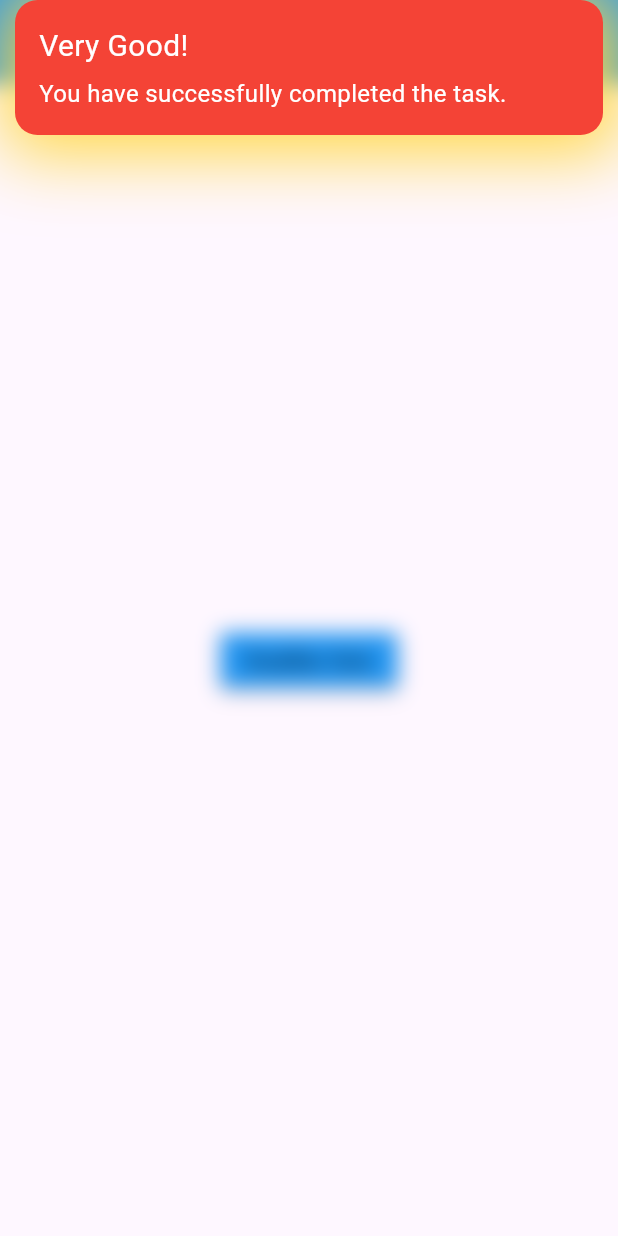
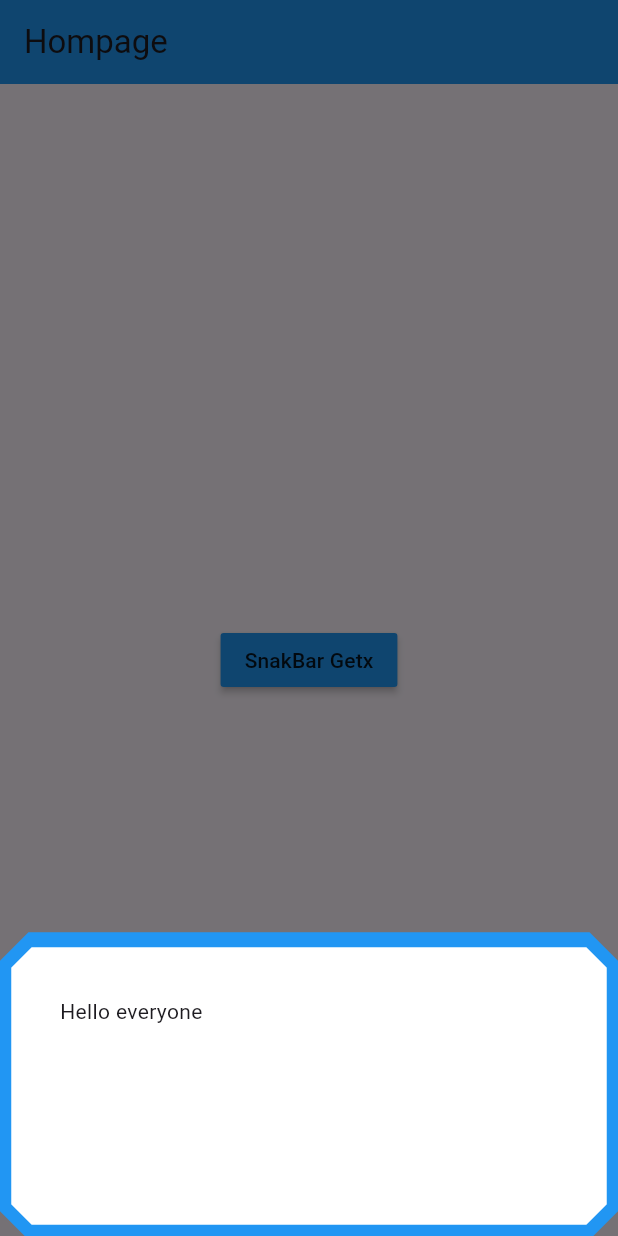
Before and after one commit to NouraSharif/GetX, a Flutter app: the screen it shows after launch, after a tap on "SnakBar Getx", on a phone screen of 412 x 824 dp. Run offline on Flutter 3.47's test engine with Material 3 defaults, Android fonts, the phone set to English and light mode, and no system bars; our stand-ins replace get.

```diff
--- a/lib/view/home.dart
+++ b/lib/view/home.dart
@@ -17,28 +17,29 @@ class Home extends StatelessWidget {
               child: MaterialButton(
                 color: Colors.blue,
                 onPressed: () {
-                  Get.snackbar(
-                    "Woow!",
-                    "Well Done",
-                    backgroundColor: Colors.red,
-                    duration: Duration(seconds: 10),
-                    //snackPosition: SnackPosition.BOTTOM,
-                    boxShadows: [
-                      BoxShadow(
-                        color: Colors.amberAccent,
-                        blurRadius: 40,
-                        offset: Offset(2.0, 2.0),
-                        spreadRadius: 10,
+                  Get.bottomSheet(
+                    Container(
+                      padding: EdgeInsets.all(40),
+                      //ضفنا خواص متطابقة لخواص البوردر
+                      decoration: ShapeDecoration(
+                        color: Colors.white, // لا تنسَ لون الخلفية لتكون ظاهرة
+                        shape: BeveledRectangleBorder(
+                          borderRadius: BorderRadius.circular(20.0),
+                        ),
                       ),
-                    ],
-                    maxWidth: 450.0,
-                    titleText: Text(
-                      "Very Good!",
-                      style: TextStyle(color: Colors.white, fontSize: 20),
+                      height:
+                          200, // 👈 هذا يحدد الارتفاع فقط على قدر مربع في أسفل الشاشة
+                      width: 500,
+
+                      child: Text("Hello everyone"),
                     ),
-                    messageText: Text(
-                      "You have successfully completed the task.",
-                      style: TextStyle(color: Colors.white, fontSize: 16),
+
+                    enterBottomSheetDuration: Duration(seconds: 1),
+                    exitBottomSheetDuration: Duration(seconds: 1),
+                    isDismissible: true,
+                    shape: BeveledRectangleBorder(
+                      side: BorderSide(color: Colors.blue, width: 5.0),
+                      borderRadius: BorderRadius.circular(20.0),
                     ),
                   );
                 },
```
